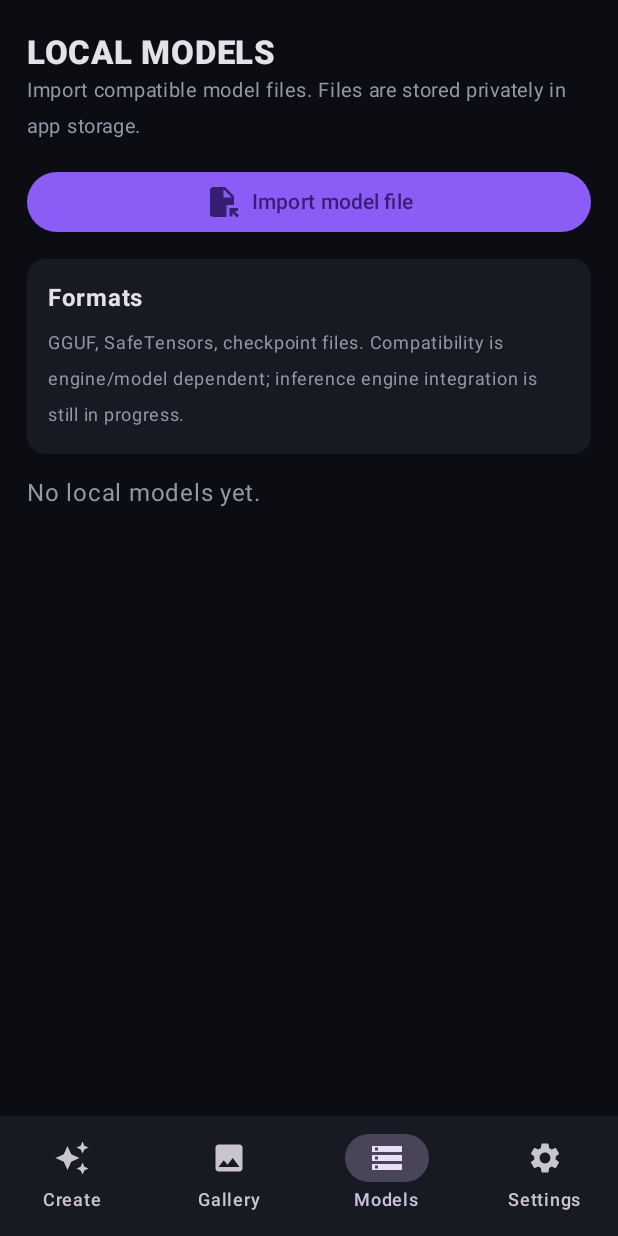
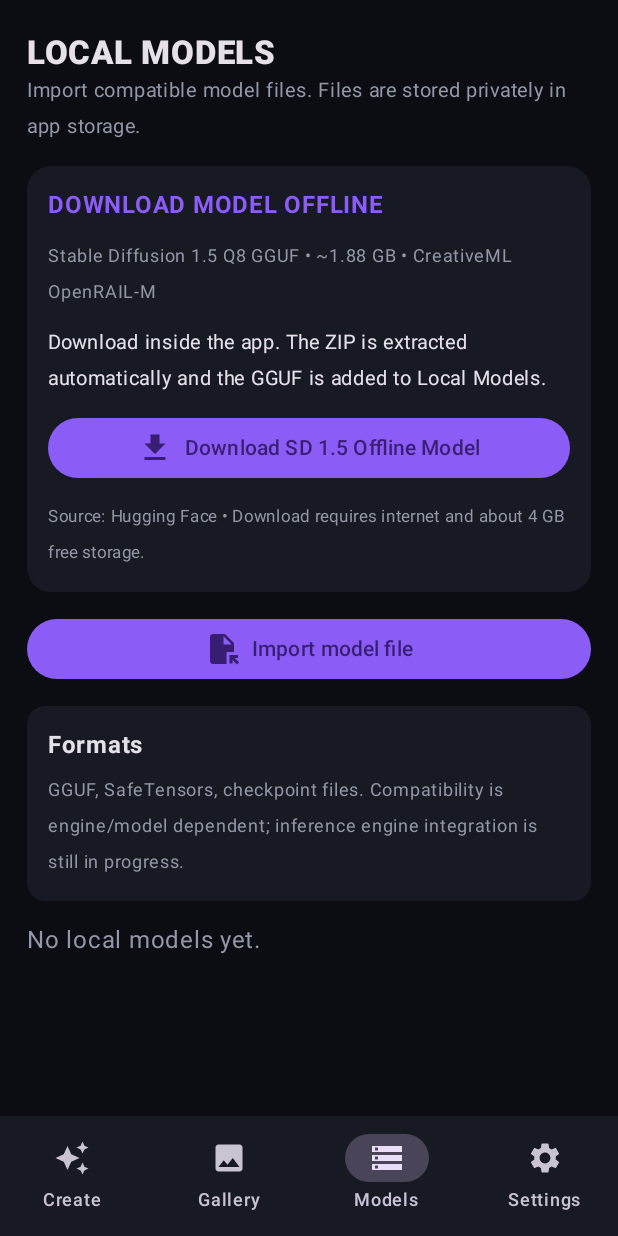
Before and after one commit to diycraftchannel83-create/Diff, an Android app built with Jetpack Compose: the screen it shows after launch (MainActivity), item 3 of the bottom bar chosen, on a phone screen of 412 x 824 dp. Run offline under Robolectric (Android 15) with nearby library versions, the phone set to English and light mode, and no system bars.

Commit message:
feat: add in-app offline model download UI

```diff
--- a/app/src/main/java/com/winsmediatam/diff/MainActivity.kt
+++ b/app/src/main/java/com/winsmediatam/diff/MainActivity.kt
@@ -21,6 +21,9 @@ import androidx.compose.ui.graphics.Color
 import androidx.compose.ui.text.font.FontWeight
 import androidx.compose.ui.unit.dp
 import androidx.compose.ui.unit.sp
+import kotlinx.coroutines.CancellationException
+import kotlinx.coroutines.Job
+import kotlinx.coroutines.launch
 
 private val Bg = Color(0xFF0B0D12)
 private val SurfaceDark = Color(0xFF171A22)
@@ -40,6 +43,13 @@ fun DiffApp() {
     val repository = remember(context) { ModelRepository(context) }
     var localModels by remember { mutableStateOf(repository.list()) }
     var importError by remember { mutableStateOf<String?>(null) }
+    val coroutineScope = rememberCoroutineScope()
+    var downloadJob by remember { mutableStateOf<Job?>(null) }
+    var isDownloading by remember { mutableStateOf(false) }
+    var downloadProgress by remember { mutableFloatStateOf(0f) }
+    var downloadedBytes by remember { mutableStateOf(0L) }
+    var downloadTotalBytes by remember { mutableStateOf(OfflineModelDownloader.MODEL_ZIP_SIZE) }
+    var downloadError by remember { mutableStateOf<String?>(null) }
     val modelPicker = rememberLauncherForActivityResult(ActivityResultContracts.OpenDocument()) { uri ->
         if (uri != null) {
             runCatching { repository.importModel(uri) }
@@ -80,7 +90,15 @@ fun DiffApp() {
             when (selectedTab) {
                 0 -> CreateScreen(Modifier.padding(padding), prompt, { prompt = it }, negativePrompt, { negativePrompt = it }, localModels, selectedModelId, { id -> selectedModelId = id; selectionPrefs.edit().putString("selected_model_id", id).apply() }, steps, { steps = it }, cfg, { cfg = it }, width, { width = it }, height, { height = it }, seed, { seed = it }, showAdvanced, { showAdvanced = it })
                 1 -> EmptyScreen(Modifier.padding(padding), "Gallery", "Generated images will appear here.")
-                2 -> ModelManagerScreen(Modifier.padding(padding), localModels, { modelPicker.launch(arrayOf("*/*")) }, { item -> repository.delete(item); localModels = repository.list() }, importError)
+                2 -> ModelManagerScreen(Modifier.padding(padding), localModels, { modelPicker.launch(arrayOf("*/*")) }, { item -> repository.delete(item); localModels = repository.list() }, importError, isDownloading, downloadProgress, downloadedBytes, downloadTotalBytes, downloadError, {
+                    isDownloading = true; downloadError = null; downloadProgress = 0f; downloadedBytes = 0L
+                    downloadJob = coroutineScope.launch {
+                        try {
+                            OfflineModelDownloader.downloadAndInstall(context) { received, total -> downloadedBytes = received; downloadTotalBytes = total; downloadProgress = if (total > 0L) received.toFloat() / total else 0f }
+                            localModels = repository.list(); isDownloading = false; downloadError = null
+                        } catch (e: CancellationException) { isDownloading = false } catch (e: Exception) { isDownloading = false; downloadError = e.message ?: "Download failed" }
+                    }
+                }, { downloadJob?.cancel(); isDownloading = false })
                 else -> EmptyScreen(Modifier.padding(padding), "Settings", "Local generation preferences and app configuration.")
             }
         }
@@ -174,11 +192,27 @@ private fun DimensionField(label: String, value: String, onValue: (String) -> Un
 }
 
 @Composable
-private fun ModelManagerScreen(modifier: Modifier, models: List<LocalModel>, onImport: () -> Unit, onDelete: (LocalModel) -> Unit, error: String?) {
+private fun ModelManagerScreen(modifier: Modifier, models: List<LocalModel>, onImport: () -> Unit, onDelete: (LocalModel) -> Unit, error: String?, downloading: Boolean, progress: Float, downloaded: Long, total: Long, downloadError: String?, onDownload: () -> Unit, onCancelDownload: () -> Unit) {
     LazyColumn(modifier.fillMaxSize().padding(horizontal = 18.dp), contentPadding = PaddingValues(top = 22.dp, bottom = 24.dp), verticalArrangement = Arrangement.spacedBy(14.dp)) {
         item {
             Text("LOCAL MODELS", fontWeight = FontWeight.Black, fontSize = 22.sp)
             Text("Import compatible model files. Files are stored privately in app storage.", color = TextMuted, fontSize = 13.sp)
+        }
+        item {
+            Card(colors = CardDefaults.cardColors(containerColor = SurfaceDark), shape = RoundedCornerShape(16.dp)) {
+                Column(Modifier.fillMaxWidth().padding(14.dp), verticalArrangement = Arrangement.spacedBy(10.dp)) {
+                    Text("DOWNLOAD MODEL OFFLINE", color = Accent, fontWeight = FontWeight.Bold)
+                    Text("Stable Diffusion 1.5 Q8 GGUF • ~1.88 GB • CreativeML OpenRAIL-M", color = TextMuted, fontSize = 12.sp)
+                    Text("Download inside the app. The ZIP is extracted automatically and the GGUF is added to Local Models.", fontSize = 13.sp)
+                    if (downloading) {
+                        LinearProgressIndicator(progress = { progress }, modifier = Modifier.fillMaxWidth())
+                        Text("${(progress * 100).toInt()}% • ${ModelRepository.formatSize(downloaded)} / ${ModelRepository.formatSize(total)}", color = TextMuted, fontSize = 12.sp)
+                        OutlinedButton(onClick = onCancelDownload, modifier = Modifier.fillMaxWidth()) { Text("Cancel download") }
+                    } else Button(onClick = onDownload, modifier = Modifier.fillMaxWidth()) { Icon(Icons.Default.Download, null); Spacer(Modifier.width(8.dp)); Text("Download SD 1.5 Offline Model") }
+                    if (downloadError != null) Text(downloadError, color = Color(0xFFFF6B6B), fontSize = 12.sp)
+                    Text("Source: Hugging Face • Download requires internet and about 4 GB free storage.", color = TextMuted, fontSize = 11.sp)
+                }
+            }
         }
         item {
             Button(onClick = onImport, modifier = Modifier.fillMaxWidth()) {
```
